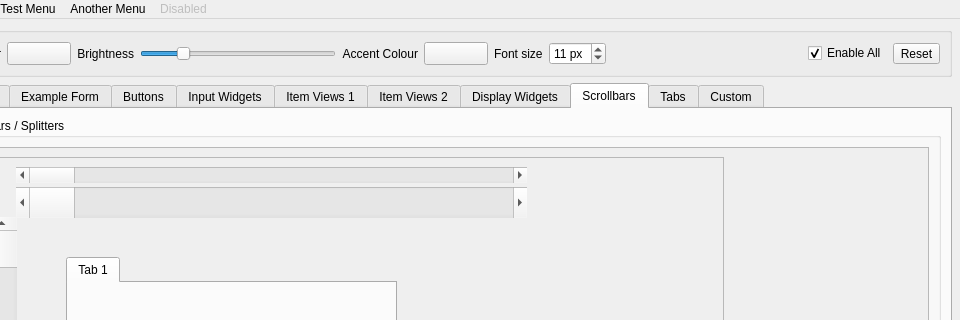
Old version of the form src/forms/style_test.ui in the repository mjbonnington/uistyle; both pictures show x 85 to 1045 and y 0 to 320 of the 1045 by 916 pixel window.
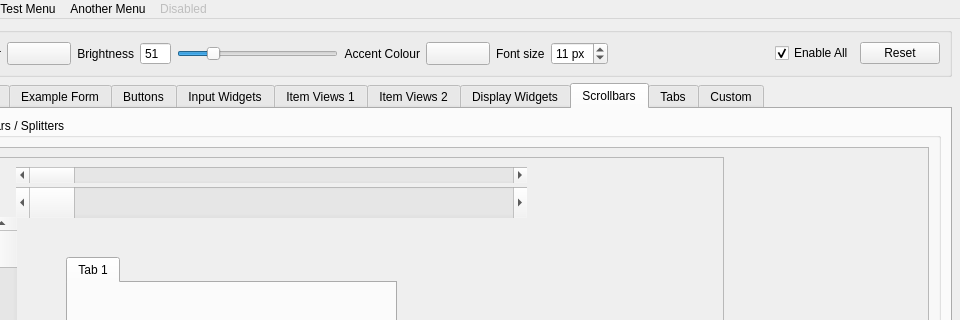
New version of the form. The open tabs and pages were chosen to show the change.

Patch:
```diff
--- a/src/forms/style_test.ui
+++ b/src/forms/style_test.ui
@@ -81,6 +81,19 @@
          </property>
         </widget>
        </item>
+       <item>
+        <widget class="QSpinBox" name="uiBrightness_spinBox">
+         <property name="buttonSymbols">
+          <enum>QAbstractSpinBox::NoButtons</enum>
+         </property>
+         <property name="maximum">
+          <number>255</number>
+         </property>
+         <property name="value">
+          <number>51</number>
+         </property>
+        </widget>
+       </item>
        <item>
         <widget class="QSlider" name="uiBrightness_slider">
          <property name="maximum">
@@ -188,7 +201,7 @@
         </widget>
        </item>
        <item>
-        <widget class="QToolButton" name="resetStylesheet_toolButton">
+        <widget class="QPushButton" name="resetStylesheet_pushButton">
          <property name="sizePolicy">
           <sizepolicy hsizetype="Minimum" vsizetype="Fixed">
            <horstretch>0</horstretch>
```
Left out of the diff: 101 changed lines with no effect on the pictures.
